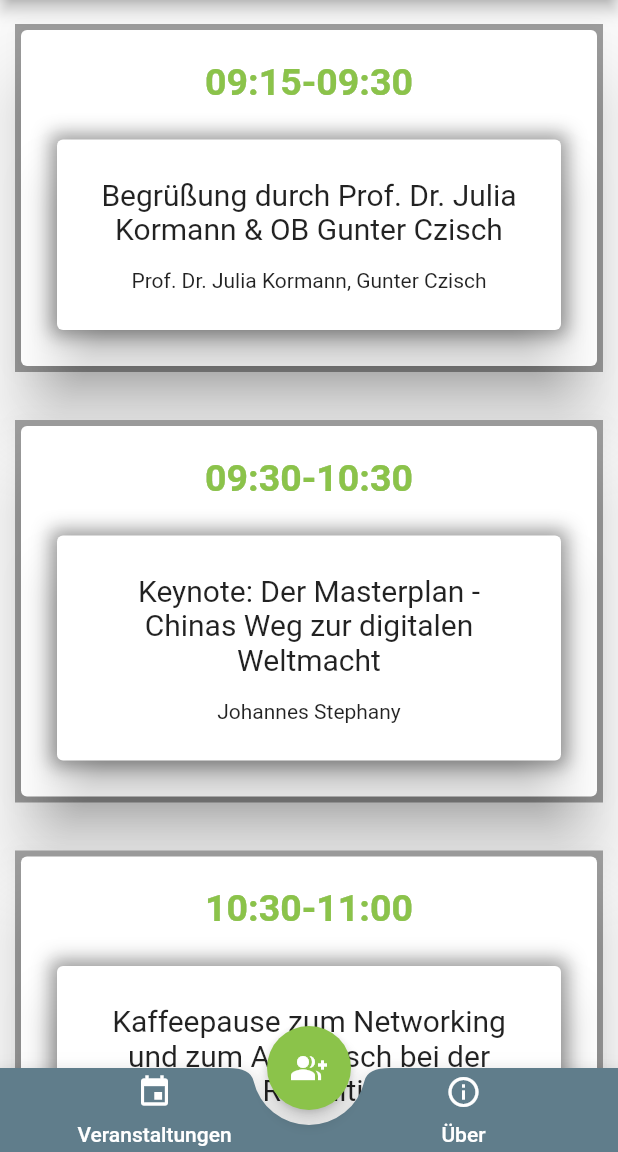
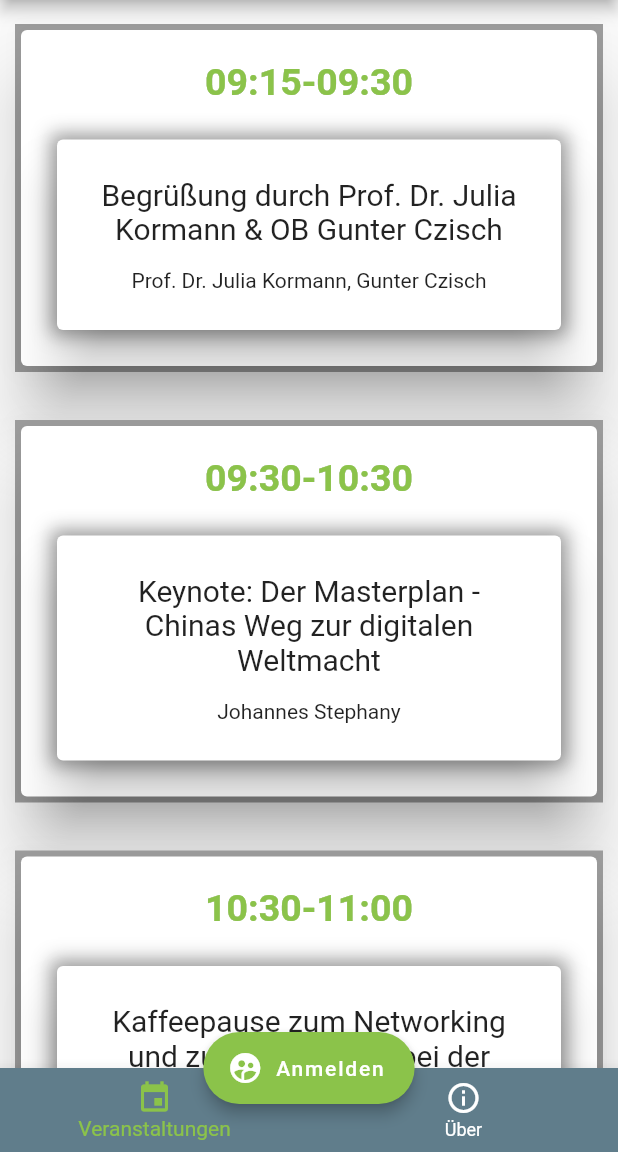
Before and after one commit to MarcoAigner/IT-Congress-Neu-Ulm-App, a Flutter app: the screen it shows after launch, on a phone screen of 412 x 824 dp, the part 84-1236 px from its top. Run offline on Flutter 3.47's test engine with Material 2 defaults, Android fonts, the phone set to English and light mode, and no system bars; our stand-ins replace conditional_builder, url_launcher_web; generated files the repository leaves out were written again.

Commit message:
bottom navigation bar implemented

```diff
--- a/lib/main.dart
+++ b/lib/main.dart
@@ -1,5 +1,4 @@
 import 'package:flutter/material.dart';
-import 'package:flutter/services.dart';
 import 'package:it_congress/events.dart';
 import 'package:it_congress/impressum.dart';
 import 'package:url_launcher/url_launcher.dart';
@@ -102,89 +101,35 @@ class _MyHomePageState extends State<MyHomePage> {
           centerTitle: true,
         ),
         floatingActionButtonLocation: FloatingActionButtonLocation.centerDocked,
-        floatingActionButton: FloatingActionButton(
+        floatingActionButton: FloatingActionButton.extended(
+          heroTag: 'fab',
+          label: Text("Anmelden", style: TextStyle(color: Colors.white),),
+            icon: Icon(Icons.supervised_user_circle,color: Colors.white,),
             elevation: 4.0,
             onPressed: () {
               Navigator.pushNamed(context, '/registration');
             },
-            child: Icon(
-              Icons.group_add,
-              color: Colors.white,
-            )),
+            ),
         body: Center(
           //child: _widgetOptions.elementAt(_selectedIndex),
-          child: currentWidget,
+          child: _widgetOptions.elementAt(_selectedIndex),
         ),
-        bottomNavigationBar: BottomAppBar(
-          color: Theme.of(context).primaryColor,
-          shape: CircularNotchedRectangle(),
-          notchMargin: 10.0,
-          child: Row(
-            mainAxisSize: MainAxisSize.max,
-            mainAxisAlignment: MainAxisAlignment.spaceAround,
-            children: <Widget>[
-              Expanded(
-                flex: 1,
-                child: Column(
-                  mainAxisSize: MainAxisSize.min,
-                  children: <Widget>[
-                    MaterialButton(
-                      textColor: Colors.white,
-                      child: Column(
-                        children: <Widget>[
-                          Padding(
-                            padding: const EdgeInsets.all(4.0),
-                            child: Icon(Icons.event),
-                          ),
-                          Padding(
-                            padding: const EdgeInsets.all(4.0),
-                            child: Text("Veranstaltungen"),
-                          )
-                        ],
-                      ),
-                      onPressed: () {
-                        if (currentWidget != EventsWidget()) {
-                          setState(() {
-                            currentWidget = _widgetOptions[0];
-                          });
-                        }
-                      },
-                    )
-                  ],
-                ),
-              ),
-              Expanded(
-                flex: 1,
-                child: Column(
-                  mainAxisSize: MainAxisSize.min,
-                  children: <Widget>[
-                    MaterialButton(
-                      textColor: Colors.white,
-                      child: Column(
-                        children: <Widget>[
-                          Padding(
-                            padding: const EdgeInsets.all(4.0),
-                            child: Icon(Icons.info_outline),
-                          ),
-                          Padding(
-                            padding: const EdgeInsets.all(4.0),
-                            child: Text("Über"),
-                          )
-                        ],
-                      ),
-                      onPressed: () {
-                        if (currentWidget != ImpressumWidget()) {
-                          setState(() {
-                            currentWidget = _widgetOptions[1];
-                          });
-                        }
-                      },
-                    )
-                  ],
-                ),
-              )
-            ],
-          ),
+        bottomNavigationBar: BottomNavigationBar(
+          unselectedItemColor: Colors.white,
+          items: const <BottomNavigationBarItem>[
+            BottomNavigationBarItem(
+              icon: Icon(Icons.event),
+              title: Text('Veranstaltungen'),
+            ),
+            BottomNavigationBarItem(
+              icon: Icon(Icons.info_outline),
+              title: Text('Über'),
+            ),
+          ],
+          currentIndex: _selectedIndex,
+          selectedItemColor: Colors.lightGreen,
+          onTap: _onItemTapped,
+          backgroundColor: Colors.blueGrey,
         ));
   }
 }
--- a/lib/registration.dart
+++ b/lib/registration.dart
@@ -74,7 +74,7 @@ class _RegistrationState extends State<Registration> {
   Widget build(BuildContext context) {
     return Scaffold(
       appBar: AppBar(
-        title: Text("IT Kongress Neu-Ulm", style: TextStyle(fontWeight: FontWeight.bold)),
+        title: Text("Anmeldung", style: TextStyle(fontWeight: FontWeight.bold)),
       ),
       body: Container(
         child: Form(
@@ -141,12 +141,9 @@ class _RegistrationState extends State<Registration> {
                 ),
                 Padding(
                     padding: const EdgeInsets.all(20),
-                    child: RaisedButton(
-                      color: Colors.lightGreen,
-                      child: Text(
-                        "Anmelden",
-                        style: TextStyle(color: Colors.white, fontSize: 20),
-                      ),
+                    child: FloatingActionButton.extended(
+                      heroTag: 'fab',
+                      label: Text("Anmelden", style: TextStyle(color: Colors.white),),
                       onPressed: () {
                         if (formKey.currentState.validate()) {
                           makePostRequest();
```
